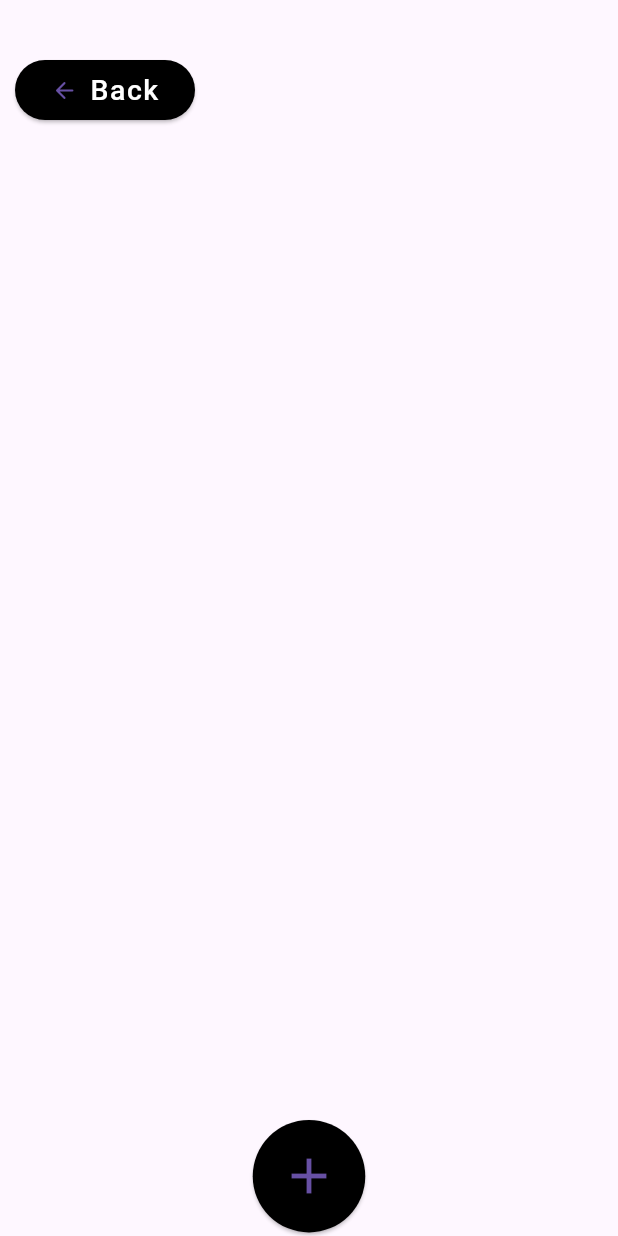
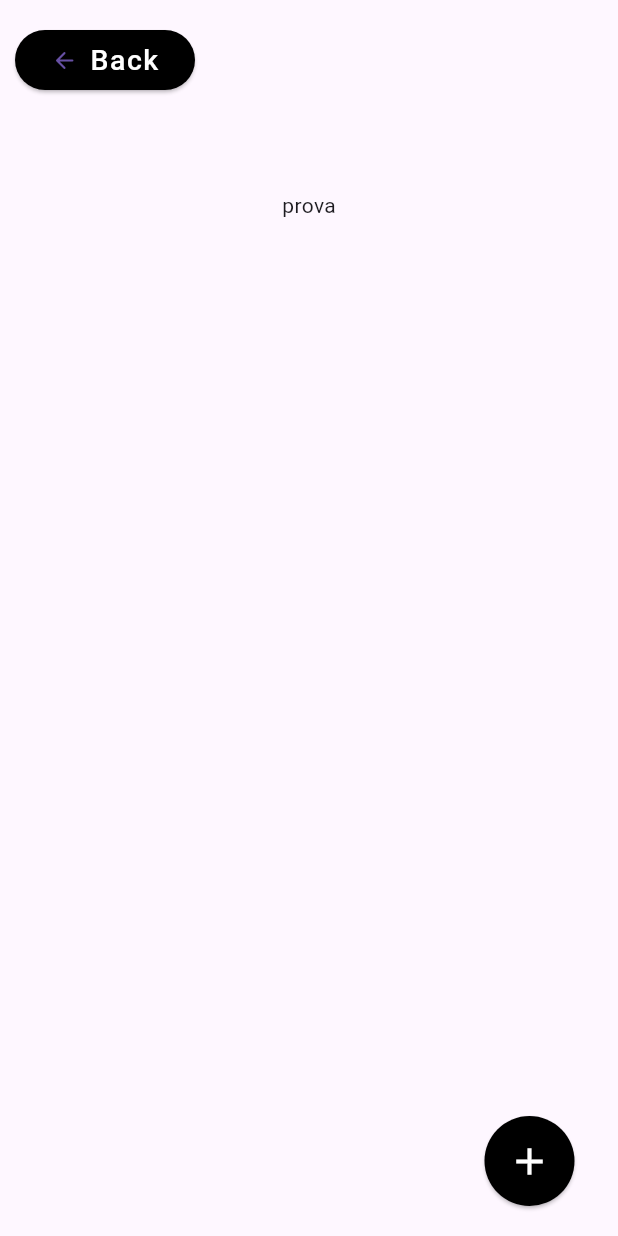
Before and after one commit to Di0nigi/hci_project, a Flutter app: the groupPage screen opened directly, on a phone screen of 412 x 824 dp. Run offline on Flutter 3.47's test engine with Material 3 defaults, Android fonts, the phone set to English and light mode, and no system bars; our stand-ins replace fluentui_system_icons.

Commit message:
per dionigi

```diff
--- a/lib/views/groupPage.dart
+++ b/lib/views/groupPage.dart
@@ -49,13 +49,17 @@ class _groupPageState extends State<groupPage> {
   Widget build(BuildContext context) {
     newExpensePage newExp = newExpensePage(title: groupnameNow);
     return Scaffold(
-      body: Container(
+      body: Stack(
+        children: [
+          Container(
             width: width,
             height: height,
             child: Column(
               children: [
-            Padding(padding: EdgeInsets.all(20)),
-            Row(mainAxisAlignment: MainAxisAlignment.start, children: [
+                Padding(padding: EdgeInsets.all(10)),
+                Row(
+                  mainAxisAlignment: MainAxisAlignment.start,
+                  children: [
                     Container(
                       width: 130,
                       height: 40,
@@ -79,10 +83,6 @@ class _groupPageState extends State<groupPage> {
                           ), /*child: */
                         ),
                         style: ButtonStyle(
-                    //iconSize: MaterialStateProperty.all(25),
-                    // padding: MaterialStateProperty.all<EdgeInsets>(
-                    //     EdgeInsets.all(10)),
-                    // alignment: Alignment.center,
                           backgroundColor: MaterialStateProperty.all<Color>(
                               Color.fromARGB(255, 0, 0, 0)),
                           shape: MaterialStateProperty.all<RoundedRectangleBorder>(
@@ -96,11 +96,15 @@ class _groupPageState extends State<groupPage> {
                         },
                       ),
                     )
-            ]),
+                  ]
+                ),
                 Container(
                   padding: EdgeInsets.fromLTRB(0, 10, 0, 0),
-              height: height / 15,
-              child: Text(
+                  height: height / 9,
+                  child:
+                    Column(
+                      children:[
+                        Text(
                           groupnameNow,
                           style: TextStyle(
                               fontFamily: "impact",
@@ -108,6 +112,11 @@ class _groupPageState extends State<groupPage> {
                               color: Color.fromARGB(255, 0, 0, 0),
                               letterSpacing: 1),
                         ),
+                        Text(
+                          "prova"
+                        ),
+                      ]
+                    )
                 ),
                 Container(
                   color: Color.fromARGB(0, 0, 0, 0),
@@ -115,18 +124,14 @@ class _groupPageState extends State<groupPage> {
                   height: height - (height / 11) - (height / 10) - (height / 15),
                   child: expensesView,
                 ),
-            Container(
-              width: width,
-              height: height / 11,
-              child: Row(
-                mainAxisAlignment: MainAxisAlignment.center,
-                children: [
-                  SizedBox(
-                    width: 75,
-                    height: 75,
+              ],
+            ),
+          ),
+          Positioned(
+            bottom:20,
+            right:20,
             child: ElevatedButton(
-                      child: Align(
-                          alignment: Alignment.center, child: Icon(Icons.add)),
+              child: Icon(Icons.add, size:30,color: Colors.white),
               onPressed: () {
                 showModalBottomSheet(
                     isScrollControlled: true,
@@ -137,27 +142,14 @@ class _groupPageState extends State<groupPage> {
                       );
                     });
               },
-                      style: ButtonStyle(
-                        iconSize: MaterialStateProperty.all(40),
-                        padding: MaterialStateProperty.all<EdgeInsets>(
-                            EdgeInsets.all(10)),
-                        alignment: Alignment.center,
-                        backgroundColor: MaterialStateProperty.all<Color>(
-                            Color.fromARGB(255, 0, 0, 0)),
-                        shape:
-                            MaterialStateProperty.all<RoundedRectangleBorder>(
-                          RoundedRectangleBorder(
-                            borderRadius: BorderRadius.circular(50),
-                          ),
-                        ),
-                      ),
+              style: ElevatedButton.styleFrom(
+                minimumSize: Size(60,60),
+                shape:CircleBorder(),
+                backgroundColor: Colors.black,
+              )
             ),
           ),
         ],
-              ),
-            )
-          ],
-        ),
       ),
     );
   }
```
Lines whose indentation alone changed are shown as unchanged.
